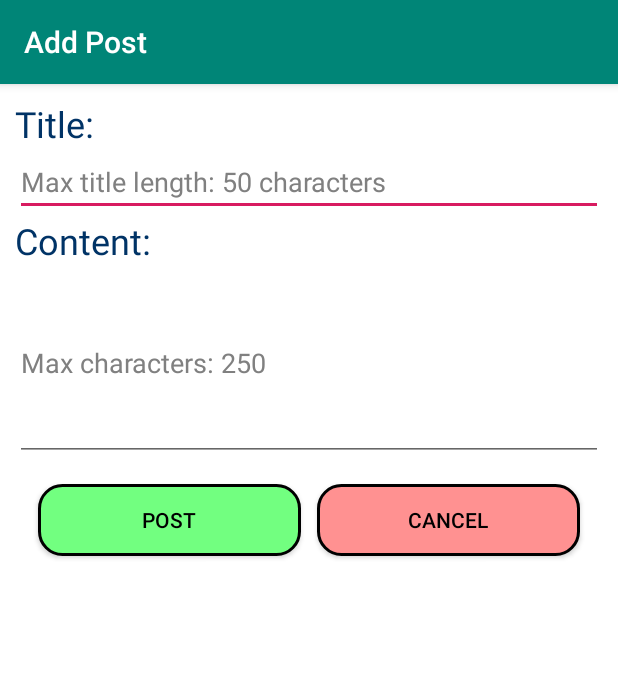
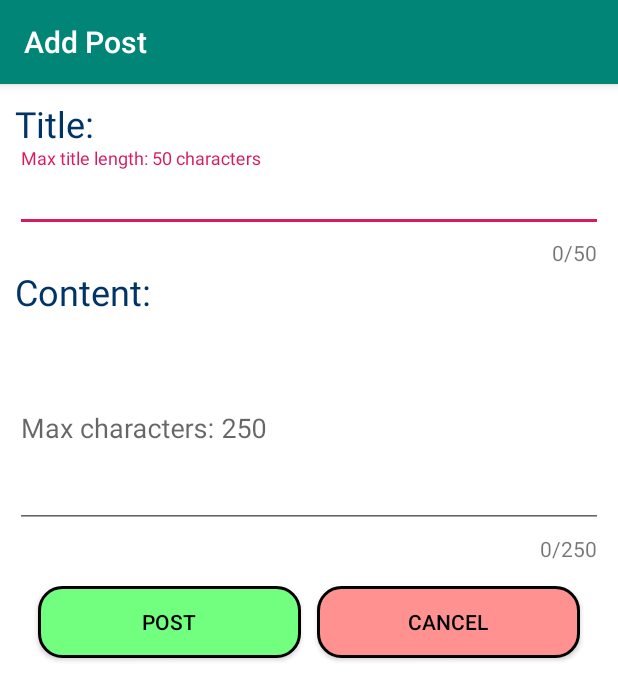
Before and after one commit to DatLombardo/MobileDevices-FlipFlop, an Android app: the AddPostActivity screen opened directly, with no data from a screen before it, on a phone screen of 412 x 824 dp. Shown: the top 700 px of the screen. Run offline under Robolectric (Android 15) with nearby library versions, the phone set to English and light mode, and no system bars; our stand-ins replace Firebase (no records; nobody signed in at launch, a user with empty details on screens opened directly).

Commit message:
Added ellipsis, passwordview, charcter count, login check, and corrected location errors

```diff
--- a/FlipFlop/app/build.gradle
+++ b/FlipFlop/app/build.gradle
@@ -30,6 +30,7 @@ dependencies {
     implementation 'com.google.android.gms:play-services-ads:12.0.1'
     implementation 'com.google.firebase:firebase-core:16.0.5'
     implementation 'com.google.firebase:firebase-database:16.0.5'
+    implementation 'com.android.support:design:28.0.0'
 
 }
 
--- a/FlipFlop/app/src/main/java/ca/uoit/flip_flop/flipflop/AddPostActivity.java
+++ b/FlipFlop/app/src/main/java/ca/uoit/flip_flop/flipflop/AddPostActivity.java
@@ -162,9 +162,10 @@ public class AddPostActivity extends AppCompatActivity implements LocationListen
 
     private void requestLocationUpdates() {
         try {
-            // Get last known location
+            // Get last known location if it is available
             Location location = locationManager.getLastKnownLocation(LocationManager.GPS_PROVIDER);
-            onLocationChanged(location);
+            if (location != null)
+                onLocationChanged(location);
 
             // Get location updates using the GPS
             locationManager.requestLocationUpdates(LocationManager.GPS_PROVIDER,
--- a/FlipFlop/app/src/main/res/layout/activity_add_post.xml
+++ b/FlipFlop/app/src/main/res/layout/activity_add_post.xml
@@ -19,7 +19,13 @@
             android:textSize="24dp"
             android:text="@string/post_title"
             android:textColor="@color/darkBlue"/>
-
+        <android.support.design.widget.TextInputLayout
+            android:layout_width="match_parent"
+            android:layout_height="wrap_content"
+            app:counterEnabled="true"
+            app:counterMaxLength="50"
+            app:counterTextAppearance="@color/blue"
+            app:counterOverflowTextAppearance="@color/red">
             <EditText
                 android:id="@+id/add_post_title"
                 android:layout_width="match_parent"
@@ -28,6 +34,7 @@
                 android:hint="@string/post_title_prompt"
                 android:textColor="@color/black"
                 android:textColorHint="@color/darkGrey"/>
+        </android.support.design.widget.TextInputLayout>
 
         <TextView
             android:layout_width="match_parent"
@@ -35,7 +42,13 @@
             android:textSize="24dp"
             android:text="@string/post_content"
             android:textColor="@color/darkBlue"/>
-
+        <android.support.design.widget.TextInputLayout
+            android:layout_width="match_parent"
+            android:layout_height="wrap_content"
+            app:counterEnabled="true"
+            app:counterMaxLength="250"
+            app:counterTextAppearance="@color/blue"
+            app:counterOverflowTextAppearance="@color/red">
             <EditText
                 android:id="@+id/add_post_content"
                 android:layout_width="match_parent"
@@ -46,6 +59,7 @@
                 android:maxLength="250"
                 android:textColor="@color/black"
                 android:textColorHint="@color/darkGrey"/>
+        </android.support.design.widget.TextInputLayout>
 
         <LinearLayout
             android:layout_width="match_parent"
--- a/FlipFlop/app/src/main/res/layout/activity_login.xml
+++ b/FlipFlop/app/src/main/res/layout/activity_login.xml
@@ -46,6 +46,11 @@
                 android:textColor="@color/darkBlue"
                 android:textSize="20dp"
                 android:paddingTop="15dp"/>
+
+            <android.support.design.widget.TextInputLayout
+                app:passwordToggleEnabled="true"
+                android:layout_width="match_parent"
+                android:layout_height="wrap_content">
                 <EditText
                     android:id="@+id/password_login"
                     android:layout_width="match_parent"
@@ -57,6 +62,7 @@
                     android:hint="@string/password_field"
                     android:textColorHint="@color/darkGrey"
                     android:textColor="@color/black"/>
+            </android.support.design.widget.TextInputLayout>
         </LinearLayout>
 
         <LinearLayout
```
Also changed, not shown: FlipFlop/app/src/main/java/ca/uoit/flip_flop/flipflop/MainActivity.java (+6 -2 lines), FlipFlop/app/src/main/res/layout/activity_register.xml (+11 -0 lines), FlipFlop/app/src/main/res/layout/activity_show_discussion_board.xml (+16 -2 lines), FlipFlop/app/src/main/res/layout/board_preview_card.xml (+13 -5 lines). Lines whose indentation alone changed are shown as unchanged.
